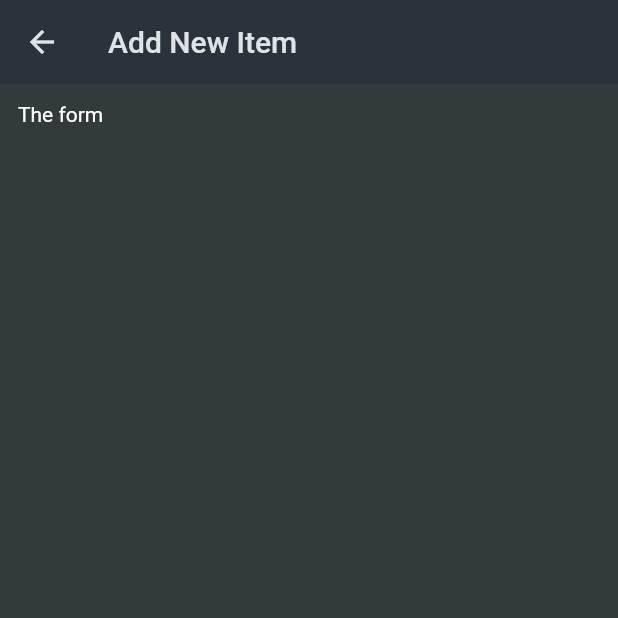
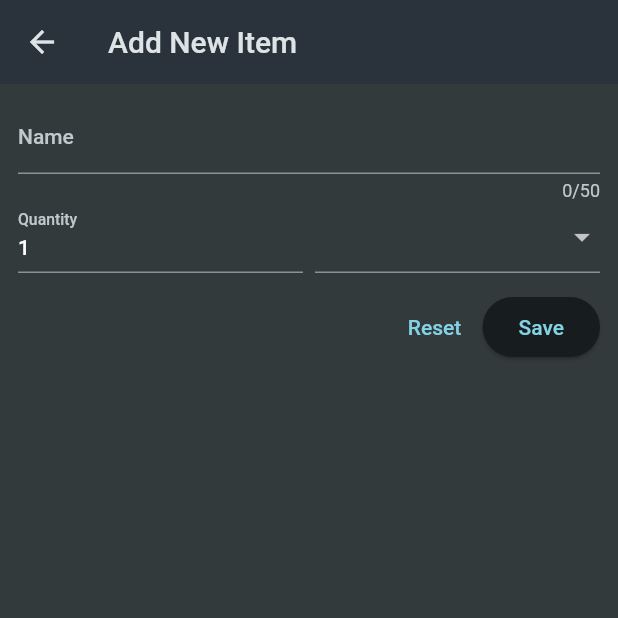
Before and after one commit to Sebsprograms/shopping_list, a Flutter app: the NewItem screen opened directly, on a phone screen of 412 x 824 dp, the top half of it. Run offline on Flutter 3.47's test engine with Material 2 defaults, Android fonts, the phone set to English and light mode, and no system bars.

Commit message:
Starting point for form

```diff
--- a/lib/widgets/grocery_list.dart
+++ b/lib/widgets/grocery_list.dart
@@ -1,8 +1,19 @@
 import 'package:flutter/material.dart';
 import 'package:shopping_list/data/dummy_items.dart';
+import 'package:shopping_list/widgets/new_item.dart';
 
-class GroceryList extends StatelessWidget {
+class GroceryList extends StatefulWidget {
   const GroceryList({super.key});
+
+  @override
+  State<GroceryList> createState() => _GroceryListState();
+}
+
+class _GroceryListState extends State<GroceryList> {
+  void _addItem() {
+    Navigator.of(context)
+        .push(MaterialPageRoute(builder: (context) => const NewItem()));
+  }
 
   @override
   Widget build(BuildContext context) {
@@ -10,6 +21,12 @@ class GroceryList extends StatelessWidget {
       appBar: AppBar(
         centerTitle: false,
         title: const Text('Shopping Cart'),
+        actions: [
+          IconButton(
+            icon: const Icon(Icons.add),
+            onPressed: _addItem,
+          ),
+        ],
       ),
       body: ListView.builder(
         itemCount: groceryItems.length,
--- a/lib/widgets/new_item.dart
+++ b/lib/widgets/new_item.dart
@@ -1,4 +1,5 @@
 import 'package:flutter/material.dart';
+import 'package:shopping_list/data/categories.dart';
 
 class NewItem extends StatefulWidget {
   const NewItem({super.key});
@@ -12,11 +13,67 @@ class _NewItemState extends State<NewItem> {
   Widget build(BuildContext context) {
     return Scaffold(
         appBar: AppBar(
+          centerTitle: false,
           title: const Text('Add New Item'),
         ),
         body: Padding(
           padding: const EdgeInsets.all(12),
-          child: Text('The form'),
+          child: Form(
+            child: Column(
+              children: [
+                TextFormField(
+                  maxLength: 50,
+                  decoration: const InputDecoration(
+                    label: Text('Name'),
+                  ),
+                  validator: (value) {
+                    return 'test';
+                  },
+                ),
+                Row(
+                  crossAxisAlignment: CrossAxisAlignment.end,
+                  children: [
+                    Expanded(
+                      child: TextFormField(
+                        decoration: const InputDecoration(
+                          label: Text('Quantity'),
+                        ),
+                        initialValue: '1',
+                      ),
+                    ),
+                    const SizedBox(width: 8),
+                    Expanded(
+                      child: DropdownButtonFormField(items: [
+                        for (final category in categories.entries)
+                          DropdownMenuItem(
+                            value: category.value,
+                            child: Row(
+                              children: [
+                                Container(
+                                  width: 16,
+                                  height: 16,
+                                  color: category.value.color,
+                                ),
+                                const SizedBox(width: 6),
+                                Text(category.value.name),
+                              ],
+                            ),
+                          )
+                      ], onChanged: (value) {}),
+                    ),
+                  ],
+                ),
+                const SizedBox(height: 12),
+                Row(
+                  mainAxisAlignment: MainAxisAlignment.end,
+                  children: [
+                    TextButton(onPressed: () {}, child: const Text('Reset')),
+                    ElevatedButton(onPressed: () {}, child: const Text('Save'))
+                  ],
+                ),
+              ],
+            ),
+          ),
         ));
   }
 }
```
